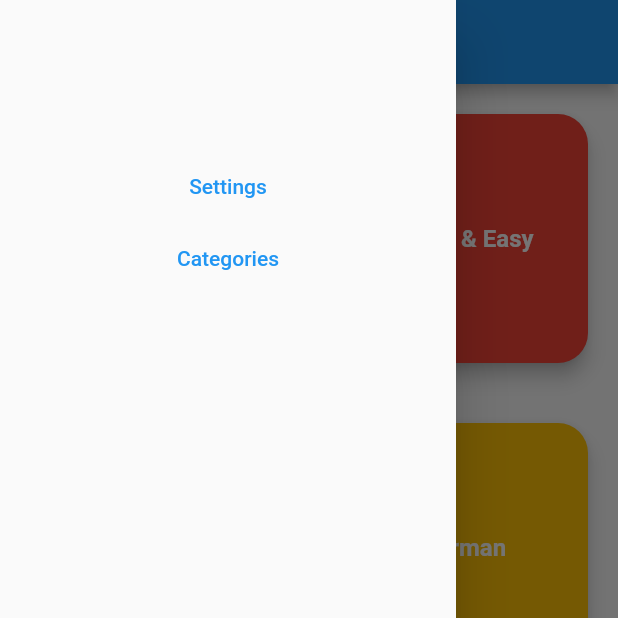
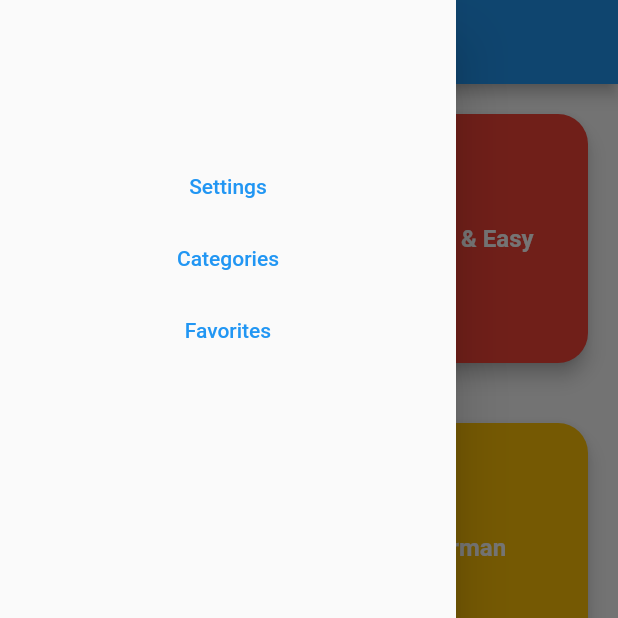
Before and after one commit to VictorrCano/cooking-recipes-app, a Flutter app: the screen it shows after launch, with the side drawer open, on a phone screen of 412 x 824 dp, the top half of it. Run offline on Flutter 3.47's test engine with Material 2 defaults, Android fonts, the phone set to English and light mode, and no system bars.

Commit message:
added favorites logic

```diff
--- a/lib/main.dart
+++ b/lib/main.dart
@@ -3,13 +3,25 @@ import 'package:flutter/material.dart';
 import './screens/categories_screen.dart';
 import './screens/meals_screen.dart';
 import './screens/filters_screen.dart';
+import './screens/chosen_meal_screen.dart';
+import './screens/favorites_screen.dart';
 
 void main() {
-  runApp(const MyApp());
+  runApp(MyApp());
 }
 
 class MyApp extends StatelessWidget {
-  const MyApp({super.key});
+  List<String> favorites = [];
+
+  MyApp({super.key});
+
+  void addFavorite(String toAdd) {
+    favorites.add(toAdd);
+  }
+
+  void removeFavorite(int index) {
+    favorites.removeAt(index);
+  }
 
   // This widget is the root of your application.
   @override
@@ -23,6 +35,9 @@ class MyApp extends StatelessWidget {
         '/': (context) => CategoriesScreen(),
         '/meals-screen': (context) => MealsScreen(),
         '/filters-screen': (context) => const FiltersScreen(),
+        '/chosen-meal-screen': (context) => ChosenMealScreen(addFavorite),
+        '/favorites-screen': (context) =>
+            FavoritesScreen(favorites, removeFavorite)
       },
     );
   }
--- a/lib/screens/categories_screen.dart
+++ b/lib/screens/categories_screen.dart
@@ -42,6 +42,10 @@ class CategoriesScreen extends StatelessWidget {
     ]);
   }
 
+  void goToFavorites(BuildContext context) {
+    Navigator.of(context).pushNamed('/favorites-screen');
+  }
+
   @override
   Widget build(BuildContext context) {
     final route = ModalRoute.of(context);
@@ -73,6 +77,10 @@ class CategoriesScreen extends StatelessWidget {
             TextButton(
               onPressed: () => goToCategories(context),
               child: Text('Categories'),
+            ),
+            TextButton(
+              onPressed: () => goToFavorites(context),
+              child: Text('Favorites'),
             ),
           ],
         ),
--- a/lib/screens/filters_screen.dart
+++ b/lib/screens/filters_screen.dart
@@ -51,6 +51,10 @@ class _FiltersScreenState extends State<FiltersScreen> {
     ]);
   }
 
+  void goToFavorites(BuildContext context) {
+    Navigator.of(context).pushNamed('/favorites-screen');
+  }
+
   @override
   Widget build(BuildContext context) {
     return Scaffold(
@@ -72,6 +76,10 @@ class _FiltersScreenState extends State<FiltersScreen> {
             TextButton(
               onPressed: () => goToCategories(context),
               child: const Text('Categories'),
+            ),
+            TextButton(
+              onPressed: () => goToFavorites(context),
+              child: Text('Favorites'),
             ),
           ],
         ),
```
Also changed, not shown: lib/screens/chosen_meal_screen.dart (+13 -2 lines), lib/screens/favorites_screen.dart (added, +41 -0 lines), lib/screens/meals_screen.dart (+9 -9 lines).
